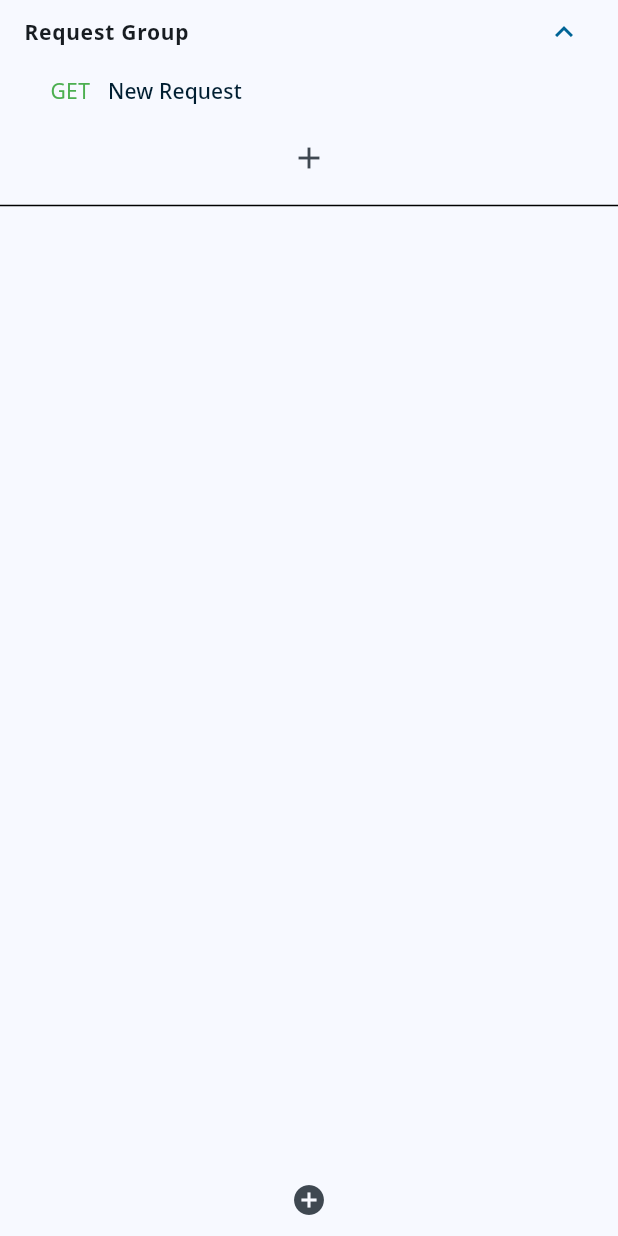
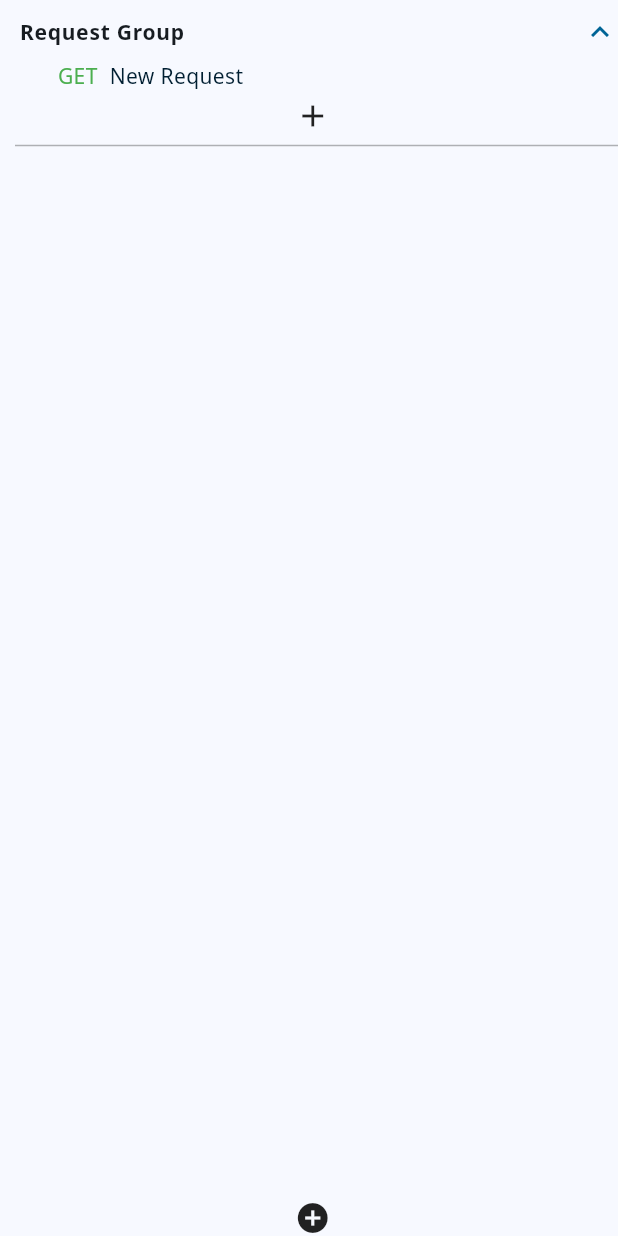
Before and after one commit to jpleatherland/phlitt, a Flutter app: the RenderCollectionRequestGroups widget shown alone on an empty page, opened directly with empty values, after a tap on the "add circle" icon, after a tap on the "add" icon, on a phone screen of 412 x 824 dp. Run offline on Flutter 3.47's test engine with Material 3 defaults, Android fonts, the light colour scheme and no system bars; missing offline and left inert: flutter_resizable_container, json_view.

Commit message:
collapsing method names, min and max width for resize panels, bigger resize handles

```diff
--- a/lib/widgets/render_request_groups.dart
+++ b/lib/widgets/render_request_groups.dart
@@ -45,24 +45,24 @@
 
     ThemeData colorContext = Theme.of(context);
 
-    void deleteRequest(RequestGroup requestGroup, String requestName) {
+    void deleteRequest(RequestGroup requestGroup, String requestId) {
       widget.closeOpenRequest(requestGroup.requests
-          .where((element) => element.requestName == requestName)
+          .where((element) => element.requestId == requestId)
           .first);
-      collectionsManager.deleteRequest(requestGroup, requestName);
+      collectionsManager.deleteRequest(requestGroup, requestId);
       setState(() {});
     }
 
-    void deleteRequestGroup(Collection collection, String requestGroupName) {
+    void deleteRequestGroup(Collection collection, String requestGroupId) {
       for (Request request in collection.requestGroups
           .where(
-            (element) => element.requestGroupName == requestGroupName,
+            (element) => element.requestGroupId == requestGroupId,
           )
           .first
           .requests) {
         widget.closeOpenRequest(request);
       }
-      collectionsManager.deleteRequestGroup(collection, requestGroupName);
+      collectionsManager.deleteRequestGroup(collection, requestGroupId);
       setState(() {});
     }
 
@@ -81,7 +81,11 @@
       }
     }
 
-    return Column(
+    return LayoutBuilder(
+        builder: (BuildContext lbContext, BoxConstraints constraints) {
+      return Padding(
+        padding: const EdgeInsets.only(left: 5.0),
+        child: Column(
           children: [
             Expanded(
               child: ListView.builder(
@@ -94,14 +98,19 @@
                       data: colorContext.copyWith(
                         dividerColor: Colors.transparent,
                       ),
+                      child: ListTileTheme(
+                        contentPadding: const EdgeInsets.only(left: 8.0),
+                        dense: true,
+                        horizontalTitleGap: 0.0,
                         child: ExpansionTile(
                             dense: true,
                             initiallyExpanded: true,
                             title: _ContextMenuRegion(
                               contextMenuBuilder:
-                            (BuildContext context, Offset offset) => renameMenu(
+                                  (BuildContext cmbContext, Offset offset) =>
+                                      renameMenu(
                                 offset,
-                          context,
+                                cmbContext,
                                 collection.requestGroups[index],
                                 null,
                                 newRequest,
@@ -110,7 +119,8 @@
                                 deleteRequestGroup,
                               ),
                               child: Text(
-                          collection.requestGroups[index].requestGroupName,
+                                collection
+                                    .requestGroups[index].requestGroupName,
                                 style: const TextStyle(
                                     fontSize: 14, fontWeight: FontWeight.bold),
                               ),
@@ -119,10 +129,11 @@
                               ...collection.requestGroups[index].requests.map(
                                 (e) => _ContextMenuRegion(
                                   contextMenuBuilder:
-                                (BuildContext context, Offset offset) {
+                                      (BuildContext rqCmbContext,
+                                          Offset offset) {
                                     return renameMenu(
                                         offset,
-                                  context,
+                                        rqCmbContext,
                                         collection.requestGroups[index],
                                         e,
                                         newRequest,
@@ -130,32 +141,39 @@
                                         deleteRequest,
                                         deleteRequestGroup);
                                   },
+                                  child: InkWell(
+                                    onTap: () {
+                                      CustomContextMenuController.removeAny();
+                                      selectRequest(e);
+                                    },
+                                    child: Padding(
+                                      padding:
+                                          const EdgeInsets.only(bottom: 4.0),
                                       child: Row(
                                         children: [
                                           SizedBox(
-                                  width: 60,
+                                            width: constraints.maxWidth < 180
+                                                ? 20
+                                                : 60,
                                             child: Align(
                                               alignment: Alignment.centerRight,
-                                    child: Text(e.requestMethod,
+                                              child: Text(
+                                                constraints.maxWidth < 180
+                                                    ? e.requestMethod
+                                                        .substring(0, 2)
+                                                    : e.requestMethod,
                                                 style: TextStyle(
-                                            color:
-                                                methodColor(e.requestMethod))),
+                                                  color: methodColor(
+                                                      e.requestMethod),
+                                                  overflow: TextOverflow.clip,
+                                                ),
+                                              ),
                                             ),
                                           ),
                                           Expanded(
-                                  child: TextButton(
-                                    style: ButtonStyle(
-                                      shape: WidgetStateProperty.all<
-                                          RoundedRectangleBorder>(
-                                        const RoundedRectangleBorder(
-                                          borderRadius: BorderRadius.zero,
-                                        ),
-                                      ),
-                                    ),
-                                    onPressed: () {
-                                      CustomContextMenuController.removeAny();
-                                      selectRequest(e);
-                                    },
+                                            child: Padding(
+                                              padding: const EdgeInsets.only(
+                                                  left: 8.0),
                                               child: Align(
                                                 alignment: Alignment.centerLeft,
                                                 child: Tooltip(
@@ -163,9 +181,11 @@
                                                   child: Text(
                                                     e.requestName,
                                                     style: TextStyle(
-                                              color: colorContext.colorScheme
+                                                        color: colorContext
+                                                            .colorScheme
                                                             .onSecondaryFixed),
-                                          overflow: TextOverflow.ellipsis,
+                                                    overflow:
+                                                        TextOverflow.ellipsis,
                                                   ),
                                                 ),
                                               ),
@@ -175,24 +195,46 @@
                                       ),
                                     ),
                                   ),
-                        IconButton(
-                          icon: const Icon(Icons.add),
-                          onPressed: () {
-                            setState(() =>
-                                newRequest(collection.requestGroups[index]));
-                          },
                                 ),
-                        const Divider(color: Colors.black),
+                              ),
+                              InkWell(
+                                onTap: () => setState(() => newRequest(
+                                    collection.requestGroups[index])),
+                                child: const SizedBox(
+                                  width: double.infinity,
+                                  child: Row(
+                                    mainAxisAlignment: MainAxisAlignment.center,
+                                    children: [
+                                      Align(
+                                          alignment: Alignment.center,
+                                          child: Icon(Icons.add)),
+                                    ],
+                                  ),
+                                ),
+                              ),
+                              const Divider(
+                                indent: 5.0,
+                                color: Color.fromARGB(75, 0, 0, 0),
+                                thickness: 1.0,
+                              ),
                             ]),
+                      ),
                     );
                   }),
             ),
-        IconButton(
-          icon: const Icon(Icons.add_circle),
-          onPressed: () => setState(() => newRequestGroup(widget.collection)),
+            InkWell(
+              onTap: () => setState(() => newRequestGroup(widget.collection)),
+              child: const Row(
+                mainAxisAlignment: MainAxisAlignment.center,
+                children: [
+                  Icon(Icons.add_circle),
+                ],
+              ),
             ),
           ],
+        ),
       );
+    });
   }
 
   AdaptiveTextSelectionToolbar renameMenu(
@@ -320,7 +362,7 @@
   @override
   Widget build(BuildContext context) {
     return GestureDetector(
-      behavior: HitTestBehavior.opaque,
+      behavior: HitTestBehavior.translucent,
       onSecondaryTapUp: _onSecondaryTapUp,
       onTap: _onTap,
       onLongPress: null,
```
Also changed, not shown: lib/pages/active_request.dart (+12 -1 lines), lib/pages/main_page.dart (+20 -9 lines), lib/widgets/render_response.dart (+4 -7 lines), 1 other file. Lines whose indentation alone changed are shown as unchanged.
